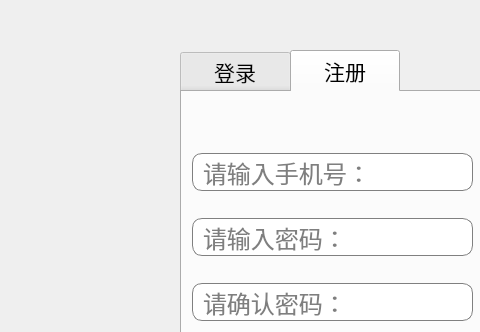
LiuShiYa-github/VideoSave, file design/index.ui: the form before one commit; both pictures show x 160 to 640 and y 0 to 332 of the 640 by 530 pixel window.
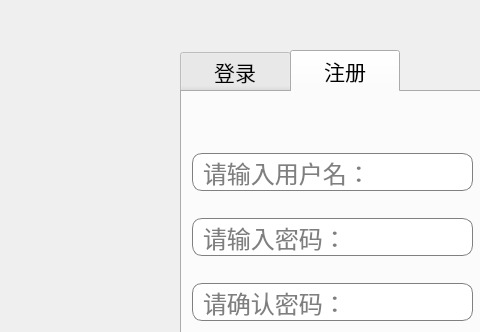
The form after the commit. The open tabs and pages were chosen to show the change. Icons and pictures are not drawn.

Commit message: 取消统计共有多少页并对搜索结果做了反馈

The edit to the form file:
```diff
--- a/design/index.ui
+++ b/design/index.ui
@@ -184,7 +184,7 @@
    </string>
         </property>
         <property name="placeholderText">
-         <string comment="请输入账户名" extracomment="请输入哦">请输入手机号：</string>
+         <string comment="请输入账户名" extracomment="请输入哦">请输入用户名：</string>
         </property>
         <property name="clearButtonEnabled">
          <bool>true</bool>
```
Left out of the diff: 4 changed lines with no effect on the pictures. The commit also changes 2 other files.
